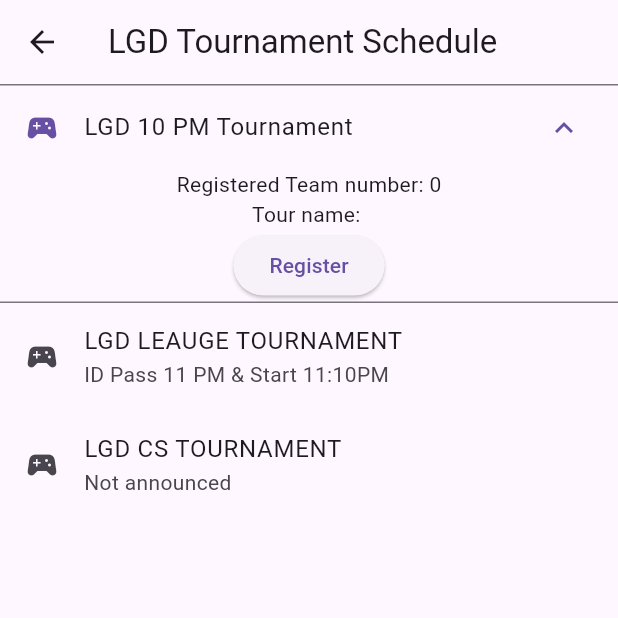
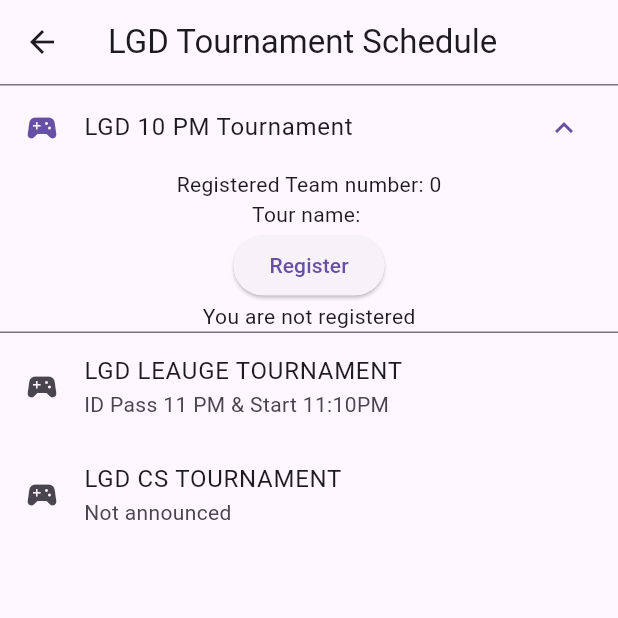
Before and after one commit to TajemulCSE/LGD, a Flutter app: the TournamentScheduleScreen screen opened directly, after a tap on "LGD 10 PM Tournament", after a tap on "Register", on a phone screen of 412 x 824 dp, the top half of it. Run offline on Flutter 3.47's test engine with Material 3 defaults, Android fonts, the phone set to English and light mode, and no system bars; our stand-ins replace cached_network_image, cloud_firestore, firebase_auth, firebase_core; accounts and stored records are empty.

Commit message:
Fix: Dublicate team registration

```diff
--- a/lib/providers/tournament_provider.dart
+++ b/lib/providers/tournament_provider.dart
@@ -1,15 +1,17 @@
 // providers/tournament_provider.dart
 import 'dart:async';
+import 'dart:io';
 import 'package:firebase_auth/firebase_auth.dart';
 import 'package:flutter/material.dart';
 import 'package:cloud_firestore/cloud_firestore.dart';
-
 
 class TournamentProvider with ChangeNotifier {
   final FirebaseFirestore _firestore = FirebaseFirestore.instance;
 
   String name = "", subtitle = "", squad = "";
   List<String> registeredSquadsName = [];
+
+  bool isRegistered = false;
 
   int registeredNumber = 0;
   bool loading = true;
@@ -30,51 +32,86 @@ final FirebaseFirestore _firestore = FirebaseFirestore.instance;
     notifyListeners();
   }
 
-  Future<void> registerUser() async{
+  Future<void> registerUser(context) async {
     User? currentUser = FirebaseAuth.instance.currentUser;
     if (currentUser != null) {
       String uid = currentUser.uid;
 
-      DocumentSnapshot userDoc = await FirebaseFirestore.instance
-          .collection("users")
-          .doc(uid)
-          .get();
+      DocumentSnapshot userDoc =
+          await FirebaseFirestore.instance.collection("users").doc(uid).get();
 
       if (userDoc.exists) {
         squad = userDoc["squadname"] ?? "";
-
       }
 
       final docRef = _firestore.collection("tournaments").doc("lgd10pm");
 
       await _firestore.runTransaction((transaction) async {
-
         final snapshot = await transaction.get(docRef);
 
         if (!snapshot.exists) {
           throw Exception("Tournament does not exist!");
         }
         int currentRegisteredNumber = snapshot["registeredNumber"] ?? 0;
-      List<dynamic> CurrentRegisteredSquadsName = snapshot["registeredSquadsName"] ?? [];
+        List<dynamic> CurrentRegisteredSquadsName =
+            snapshot["registeredSquadsName"] ?? [];
 
-
+        if (CurrentRegisteredSquadsName.contains(squad)) {
+          ScaffoldMessenger.of(context).showSnackBar(
+            const SnackBar(content: Text("This squad is already registered!")),
+          );
+          exit(context);
+        } else {
           CurrentRegisteredSquadsName.add(squad);
-
           transaction.update(docRef, {
-        "registeredSquadsName":CurrentRegisteredSquadsName,
-        "registeredNumber":currentRegisteredNumber+1
+            "registeredSquadsName": CurrentRegisteredSquadsName,
+            "registeredNumber": currentRegisteredNumber + 1,
           });
-
-
-
+        }
       });
-
-
 
       loading = false;
       notifyListeners();
     }
   }
 
+  Future<void> showRoomID(context) async {
+    User? currentUser = FirebaseAuth.instance.currentUser;
+    if (currentUser != null) {
+      String uid = currentUser.uid;
 
+      DocumentSnapshot userDoc =
+          await FirebaseFirestore.instance.collection("users").doc(uid).get();
+
+      if (userDoc.exists) {
+        squad = userDoc["squadname"] ?? "";
       }
+
+      final docRef = _firestore.collection("tournaments").doc("lgd10pm");
+
+      await _firestore.runTransaction((transaction) async {
+        final snapshot = await transaction.get(docRef);
+
+        if (!snapshot.exists) {
+          throw Exception("Tournament does not exist!");
+        }
+        int currentRegisteredNumber = snapshot["registeredNumber"] ?? 0;
+        List<dynamic> CurrentRegisteredSquadsName =
+            snapshot["registeredSquadsName"] ?? [];
+
+        if (CurrentRegisteredSquadsName.contains(squad)) {
+          isRegistered=true;
+          ScaffoldMessenger.of(context).showSnackBar(
+            const SnackBar(content: Text("This squad is already registered!")),
+          );
+
+        } else {
+          isRegistered=false;
+        }
+      });
+
+      loading = false;
+      notifyListeners();
+    }
+  }
+}
--- a/lib/screens/tour_schedule/tournament_schedule_screen.dart
+++ b/lib/screens/tour_schedule/tournament_schedule_screen.dart
@@ -18,8 +18,9 @@ class TournamentScheduleScreen extends StatelessWidget {
               return ExpansionTile(
                 title: Text("LGD 10 PM Tournament"),
                 leading: Icon(Icons.sports_esports),
-                onExpansionChanged: (Expanded) {
-                  tour.fetch10pmTour();
+                onExpansionChanged: (Expanded) async {
+                   await tour.fetch10pmTour();
+                   await tour.showRoomID(context);
                 },
 
                 children: [
@@ -39,8 +40,10 @@ class TournamentScheduleScreen extends StatelessWidget {
                           );
                           return;
                         } else {
-                          await tour.registerUser();
+                          await tour.registerUser(context);
                           await tour.fetch10pmTour();
+                           await tour.showRoomID(context);
+
                           ScaffoldMessenger.of(context).showSnackBar(
                             SnackBar(content: Text("Register succes")),
                           );
@@ -49,6 +52,12 @@ class TournamentScheduleScreen extends StatelessWidget {
                     },
                     child: Text("Register"),
                   ),
+                  tour.isRegistered?
+                  ElevatedButton(onPressed: (){
+
+                  }, child: Text("Room ID Pass"))
+                  :
+                  Text("You are not registered")
                 ],
               );
             },
```
Lines whose indentation alone changed are shown as unchanged.
